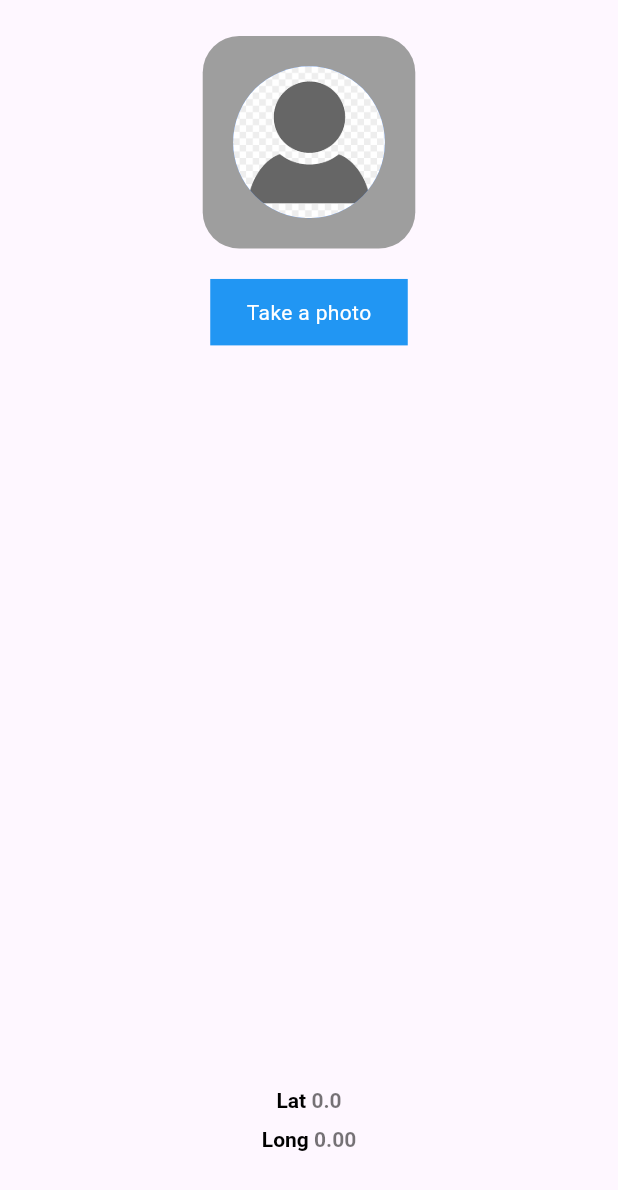
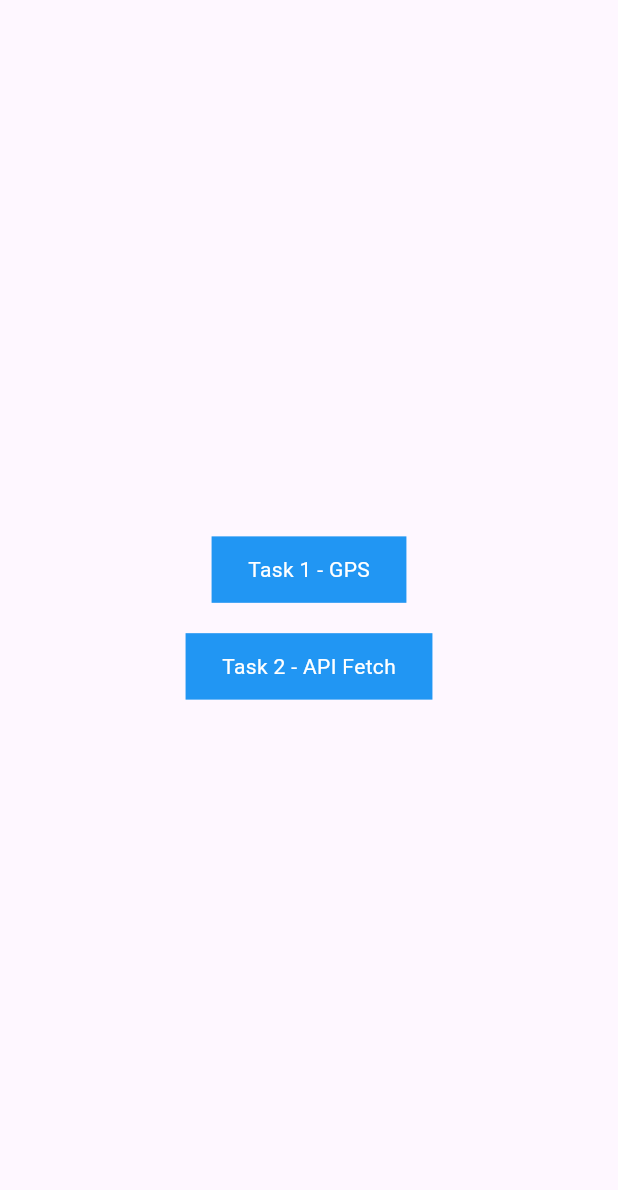
Before and after one commit to adedrey/dipl, a Flutter app: the screen it shows after launch, on a phone screen of 412 x 824 dp. Shown: the top 1190 px of the screen. Run offline on Flutter 3.47's test engine with Material 3 defaults, Android fonts, the phone set to English and light mode, and no system bars; our stand-ins replace bloc, cached_network_image, dartz, dio, flutter_bloc, flutter_riverpod and 10 more; missing offline and left inert: swipe; generated files the repository leaves out were written again.

Commit message:
Final cleaning before submisssion

```diff
--- a/lib/app/view/app.dart
+++ b/lib/app/view/app.dart
@@ -1,5 +1,4 @@
-import 'package:dipl/app/view/user/views/user_data_view.dart';
-import 'package:dipl/app/view/user/views/user_view.dart';
+import 'package:dipl/app/view/onboarding_view.dart';
 import 'package:flutter/material.dart';
 import 'package:flutter_riverpod/flutter_riverpod.dart';
 import 'package:flutter_screenutil/flutter_screenutil.dart';
@@ -27,7 +26,7 @@ class _AppState extends ConsumerState<App> {
               ),
               useMaterial3: true,
             ),
-            home: const UserView(),
+            home: const OnboardingView(),
           ),
         );
       },
--- /dev/null
+++ b/lib/app/view/onboarding_view.dart
@@ -0,0 +1,57 @@
+// ignore_for_file: inference_failure_on_instance_creation
+
+import 'package:dipl/app/view/user/views/user_data_view.dart';
+import 'package:dipl/app/view/user/views/user_view.dart';
+import 'package:flutter/material.dart';
+import 'package:flutter_screenutil/flutter_screenutil.dart';
+import 'package:gap/gap.dart';
+
+class OnboardingView extends StatelessWidget {
+  const OnboardingView({super.key});
+
+  @override
+  Widget build(BuildContext context) {
+    return Scaffold(
+      body: Center(
+        child: Column(
+          mainAxisAlignment: MainAxisAlignment.center,
+          children: [
+            InkWell(
+              onTap: () => Navigator.pushReplacement(
+                context,
+                MaterialPageRoute(
+                  builder: (context) => const UserView(),
+                ),
+              ),
+              child: Container(
+                padding: EdgeInsets.symmetric(horizontal: 24.h, vertical: 12.h),
+                color: Colors.blue,
+                child: const Text(
+                  'Task 1 - GPS',
+                  style: TextStyle(color: Colors.white),
+                ),
+              ),
+            ),
+            Gap(20.h),
+            InkWell(
+              onTap: () => Navigator.pushReplacement(
+                context,
+                MaterialPageRoute(
+                  builder: (context) => const UsersView(),
+                ),
+              ),
+              child: Container(
+                padding: EdgeInsets.symmetric(horizontal: 24.h, vertical: 12.h),
+                color: Colors.blue,
+                child: const Text(
+                  'Task 2 - API Fetch',
+                  style: TextStyle(color: Colors.white),
+                ),
+              ),
+            ),
+          ],
+        ),
+      ),
+    );
+  }
+}
--- a/lib/app/view/user/views/user_data_view.dart
+++ b/lib/app/view/user/views/user_data_view.dart
@@ -1,6 +1,5 @@
 import 'package:dipl/app/view/user/repository/user_vm.dart';
 import 'package:dipl/app/view/user/views/widgets/empty.dart';
-import 'package:dipl/core/utils/assets_path.dart';
 import 'package:dipl/core/utils/enums.dart';
 import 'package:dipl/core/utils/formatter.dart';
 import 'package:dipl/core/utils/ui_helpers.dart';
--- a/lib/core/network/dio_service.dart
+++ b/lib/core/network/dio_service.dart
@@ -5,7 +5,6 @@ import 'package:dipl/core/exceptions/exception_handler_mixin.dart';
 import 'package:dipl/core/exceptions/network_exception.dart';
 import 'package:dipl/core/network/app_response.dart';
 import 'package:dipl/core/network/network_service.dart';
-import 'package:dipl/core/utils/logger.dart';
 import 'package:flutter_riverpod/flutter_riverpod.dart';
 
 class DioNetworkService extends NetworkService with ExceptionHandlerMixin {
```
